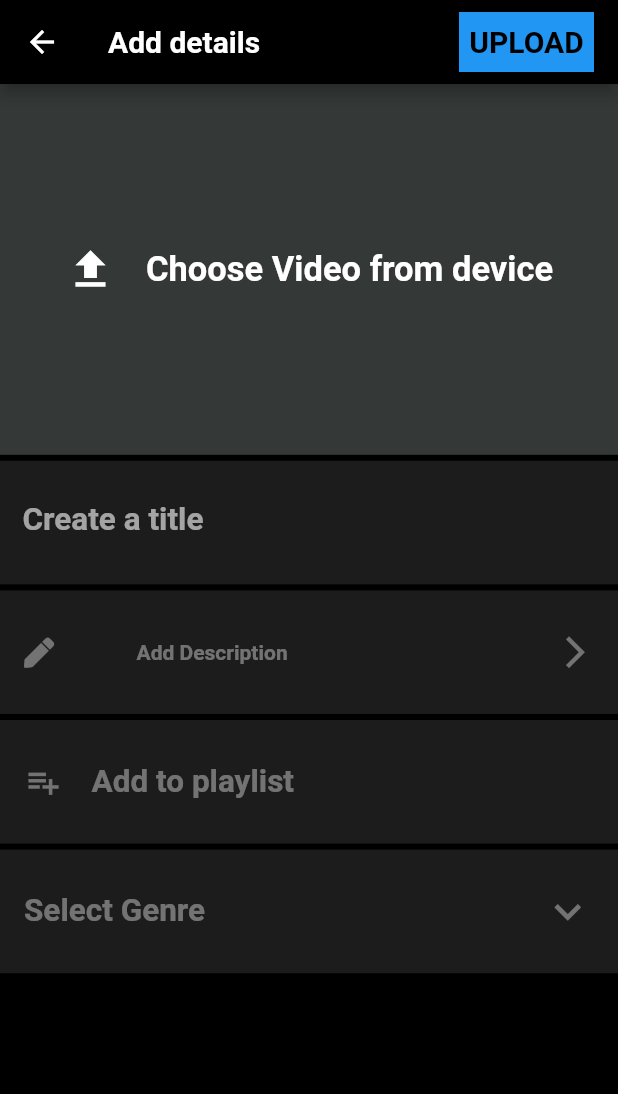
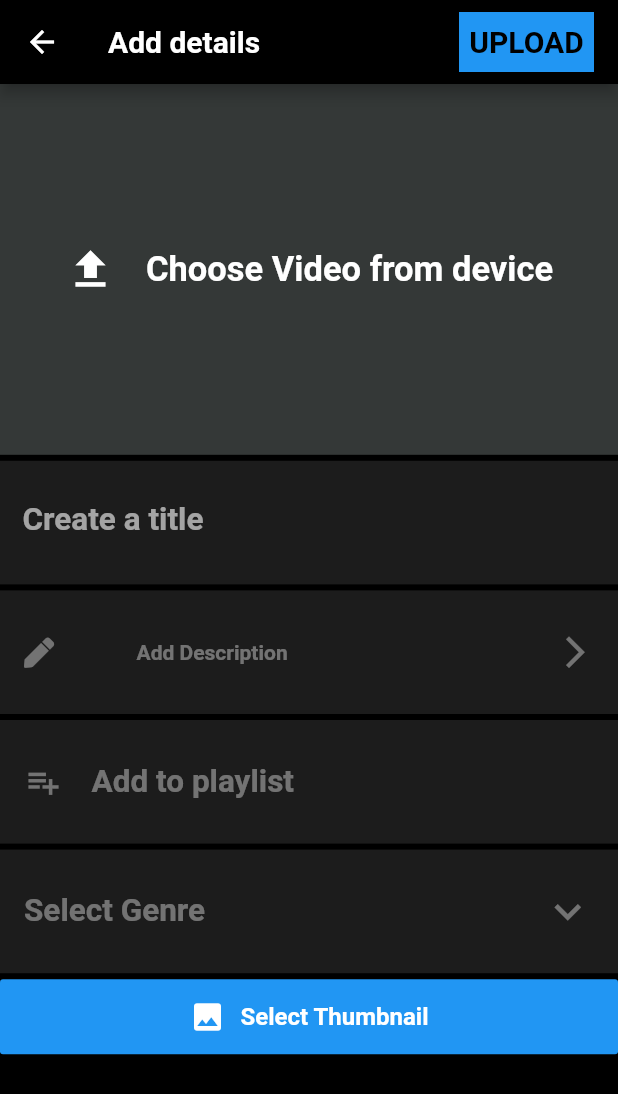
Before and after one commit to Tusharcoder18/queen_ott_app, a Flutter app: the UploadScreen screen opened directly, on a phone screen of 412 x 824 dp. Shown: the top 1094 px of the screen. Run offline on Flutter 3.47's test engine with Material 2 defaults, Android fonts, the light colour scheme and no system bars; our stand-ins replace cloud_firestore, firebase_auth, firebase_core, firebase_storage, font_awesome_flutter, google_sign_in and 1 more; missing offline and left inert: flutter_facebook_login, video_thumbnail; accounts and stored records are empty.

Commit message:
Fixed video bug and added upload thumbnail option

```diff
--- a/lib/screens/upload_screen.dart
+++ b/lib/screens/upload_screen.dart
@@ -4,6 +4,7 @@ import 'package:image_picker/image_picker.dart';
 import 'package:provider/provider.dart';
 import 'package:queen_ott_app/screens/add_description_screen.dart';
 import 'package:queen_ott_app/screens/test.dart';
+import 'package:queen_ott_app/widgets/custom_button.dart';
 import 'dart:io';
 import '../services/upload_service.dart';
 import 'package:video_thumbnail/video_thumbnail.dart';
@@ -13,6 +14,7 @@ String name;
 File videoFile;
 File videoThumbnail;
 String tempDir;
+bool isLoading = false;
 
 class UploadScreen extends StatefulWidget {
   @override
@@ -26,20 +28,22 @@ class _UploadScreenState extends State<UploadScreen> {
     getTemporaryDirectory().then((d) => tempDir = d.path);
   }
 
-  Future<void> generateThumbnail() async {
-    // tempDir += "/thumbs";
-    final imageData = await VideoThumbnail.thumbnailFile(
-      video: videoFile.path,
-      imageFormat: ImageFormat.JPEG,
-      thumbnailPath: tempDir,
-      maxWidth: 128,
-      quality: 25,
-    );
-    setState(() {
-      videoThumbnail = File(imageData);
-    });
-    print(videoThumbnail);
-  }
+  // Future<void> generateThumbnail() async {
+  //   final videoFilePath = videoFile.path;
+  //   final imageData = await VideoThumbnail.thumbnailFile(
+  //     video: videoFilePath,
+  //     imageFormat: ImageFormat.JPEG,
+  //     thumbnailPath: tempDir,
+  //     maxWidth: 128,
+  //     quality: 25,
+  //   );
+  //   setState(() {
+  //     videoThumbnail = File(imageData);
+  //   });
+  //   print(videoThumbnail);
+  //   print(videoFile.path);
+  //   print(tempDir);
+  // }
 
   @override
   Widget build(BuildContext context) {
@@ -63,7 +67,7 @@ class _UploadScreenState extends State<UploadScreen> {
                 final file =
                     await ImagePicker().getVideo(source: ImageSource.gallery);
                 videoFile = File(file.path);
-                generateThumbnail();
+                // await generateThumbnail();
               },
               child: Container(
                 height: screenHeight * 0.3,
@@ -102,6 +106,21 @@ class _UploadScreenState extends State<UploadScreen> {
                     AddToPlaylistWidget(screenHeight: screenHeight),
                     // This would be a drop down list
                     SelectGenreWidget(screenHeight: screenHeight),
+                    Padding(
+                      padding: EdgeInsets.only(top: 4.0),
+                      child: CustomButton(
+                        text: "Select Thumbnail",
+                        icon: Icon(Icons.image),
+                        color: Colors.blue,
+                        onTap: () async {
+                          final file = await ImagePicker()
+                              .getImage(source: ImageSource.gallery);
+                          setState(() {
+                            videoThumbnail = File(file.path);
+                          });
+                        },
+                      ),
+                    ),
                   ],
                 ),
               ),
@@ -113,14 +132,23 @@ class _UploadScreenState extends State<UploadScreen> {
   }
 }
 
-class UploadButtonWidget extends StatelessWidget {
+class UploadButtonWidget extends StatefulWidget {
   const UploadButtonWidget({
     Key key,
   }) : super(key: key);
 
   @override
+  _UploadButtonWidgetState createState() => _UploadButtonWidgetState();
+}
+
+class _UploadButtonWidgetState extends State<UploadButtonWidget> {
+  @override
   Widget build(BuildContext context) {
-    return GestureDetector(
+    return isLoading
+        ? CircularProgressIndicator(
+            valueColor: AlwaysStoppedAnimation<Color>(Colors.white),
+          )
+        : GestureDetector(
             child: Container(
               width: 90,
               height: 40,
@@ -138,11 +166,20 @@ class UploadButtonWidget extends StatelessWidget {
               ),
             ),
             onTap: () async {
-        final urls = await Provider.of<UploadService>(context, listen: false)
+              setState(() {
+                isLoading = true;
+              });
+              final urls =
+                  await Provider.of<UploadService>(context, listen: false)
                       .uploadVideo(
-                video: videoFile, thumbnail: videoThumbnail, name: "video1");
+                          video: videoFile,
+                          thumbnail: videoThumbnail,
+                          name: "video1");
               String videoUrl = urls[0];
               String thumbnailUrl = urls[1];
+              setState(() {
+                isLoading = false;
+              });
               print(videoUrl);
               print(thumbnailUrl);
 
--- a/lib/services/upload_service.dart
+++ b/lib/services/upload_service.dart
@@ -24,19 +24,27 @@ class UploadService extends ChangeNotifier {
       UploadTask videoUploadTask = videoRef
           .child(name)
           .putFile(video, SettableMetadata(contentType: "video/MP4"));
-      UploadTask thumbnailUploadTask = thumbnailRef
-          .child(name)
-          .putFile(thumbnail, SettableMetadata(contentType: "image/jpeg"));
       TaskSnapshot videoSnapshot = (await videoUploadTask);
-      TaskSnapshot thumbnailSnapshot = (await thumbnailUploadTask);
       videoUrl = (await videoSnapshot.ref.getDownloadURL());
-      thumbnailUrl = (await thumbnailSnapshot.ref.getDownloadURL());
+      await uploadThumbnail(thumbnail: thumbnail);
       uploadVideoInfo();
     } catch (e) {
       print(e);
     }
 
     return [videoUrl, thumbnailUrl];
+  }
+
+  Future<void> uploadThumbnail({File thumbnail}) async {
+    try {
+      UploadTask thumbnailUploadTask = thumbnailRef
+          .child("image1")
+          .putFile(thumbnail, SettableMetadata(contentType: "image/jpeg"));
+      TaskSnapshot thumbnailSnapshot = (await thumbnailUploadTask);
+      thumbnailUrl = (await thumbnailSnapshot.ref.getDownloadURL());
+    } catch (e) {
+      print(e);
+    }
   }
 
   // Info of all the video to be updated
```
Lines whose indentation alone changed are shown as unchanged.
